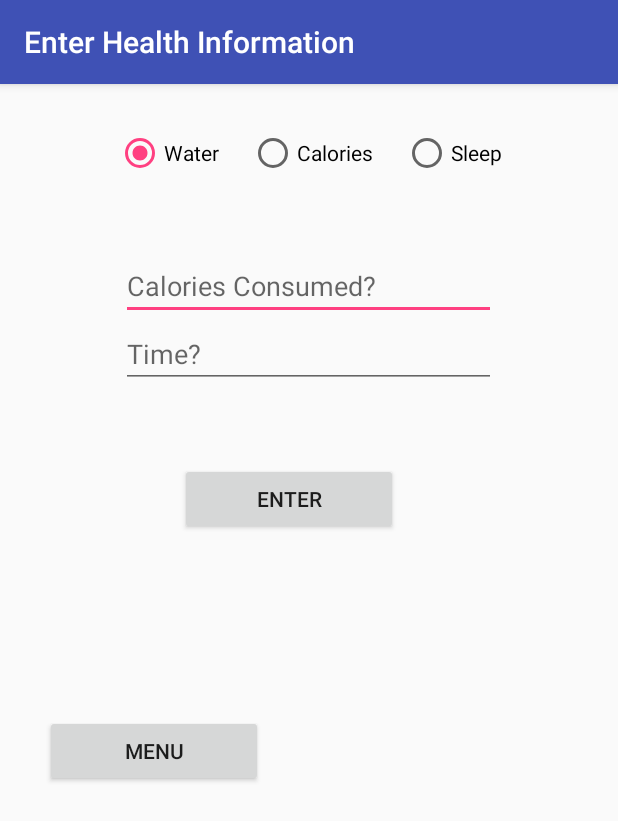
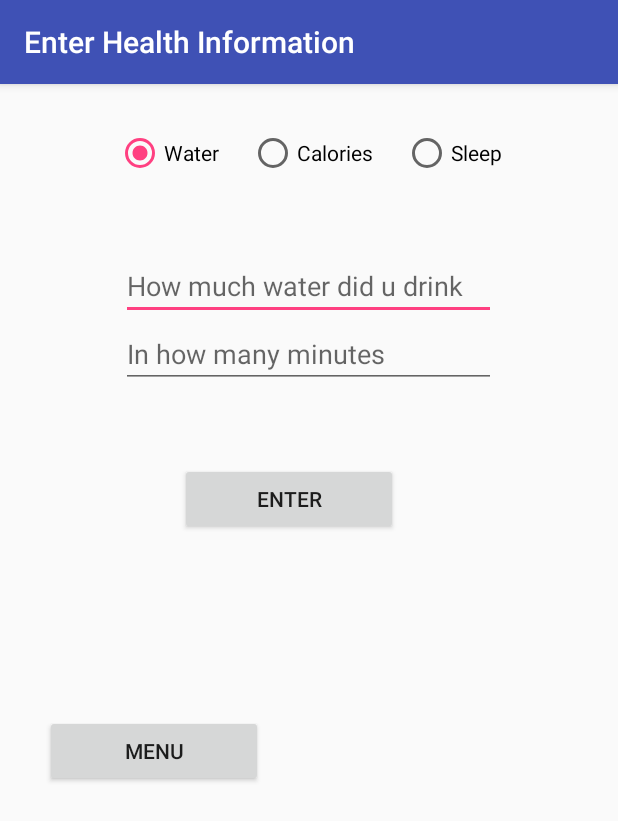
Before and after one commit to andrewalisa/energy-trek, an Android app: the HealthInfoActivity screen opened directly, with no data from a screen before it, after a tap on "Water", on a phone screen of 412 x 824 dp. Shown: the top 821 px of the screen. Run offline under Robolectric (Android 15) with nearby library versions, the phone set to English and light mode, and no system bars.

Commit message:
checkbox change hint text now working

```diff
--- a/app/src/main/java/com/example/chase/EnergyTrek/HealthInfoActivity.java
+++ b/app/src/main/java/com/example/chase/EnergyTrek/HealthInfoActivity.java
@@ -5,6 +5,7 @@ import android.support.v7.app.AppCompatActivity;
 import android.os.Bundle;
 import android.view.View;
 import android.widget.ArrayAdapter;
+import android.widget.EditText;
 import android.widget.Spinner;
 import android.widget.RadioButton;
 
@@ -20,16 +21,23 @@ public class HealthInfoActivity extends AppCompatActivity {
         // Is the button now checked?
         boolean checked = ((RadioButton) view).isChecked();
 
+        EditText label1 = (EditText) findViewById(R.id.calories);
+        EditText label2 = (EditText) findViewById(R.id.time);
+
         // Check which radio button was clicked
         switch(view.getId()) {
             case R.id.radio_water:
                 if (checked)
+                    label1.setHint("How much water did u drink");
+                    label2.setHint("In how many minutes");
                     break;
             case R.id.radio_calories:
                 if (checked)
                     break;
             case R.id.radio_sleep:
                 if (checked)
+                    label1.setHint("Andrew is a...");
+                    label2.setHint("ROOKIE");
                     break;
         }
     }
--- a/app/src/main/res/layout/activity_goals.xml
+++ b/app/src/main/res/layout/activity_goals.xml
@@ -6,7 +6,7 @@
     android:layout_height="match_parent"
     android:orientation="vertical">
 
-    <RadioGroup xmlns:android="http://schemas.android.com/apk/res/android"
+    <RadioGroup
         android:layout_width="fill_parent"
         android:layout_height="wrap_content"
         android:layout_marginTop="30dp"
--- a/app/src/main/res/values/strings.xml
+++ b/app/src/main/res/values/strings.xml
@@ -19,7 +19,7 @@
     <string name="text_older">Older</string>
     <string name="text_you">You</string>
     <string name="text_friend">Friend</string>
-    <string name="edit_friendsUsername">Enter Friend's Username</string>
+    <string name="edit_friendsUsername">Enter Friends Username</string>
     <string-array name="infoType_spinner_array">
         <item>Type1</item>
         <item>Type2</item>
```
